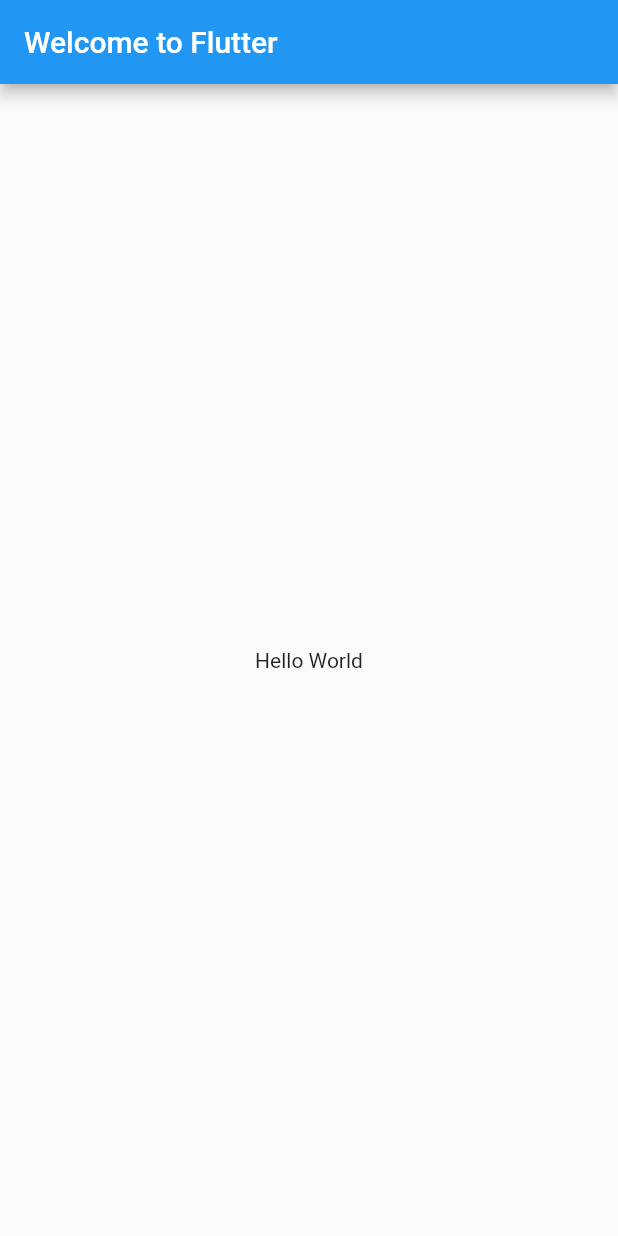
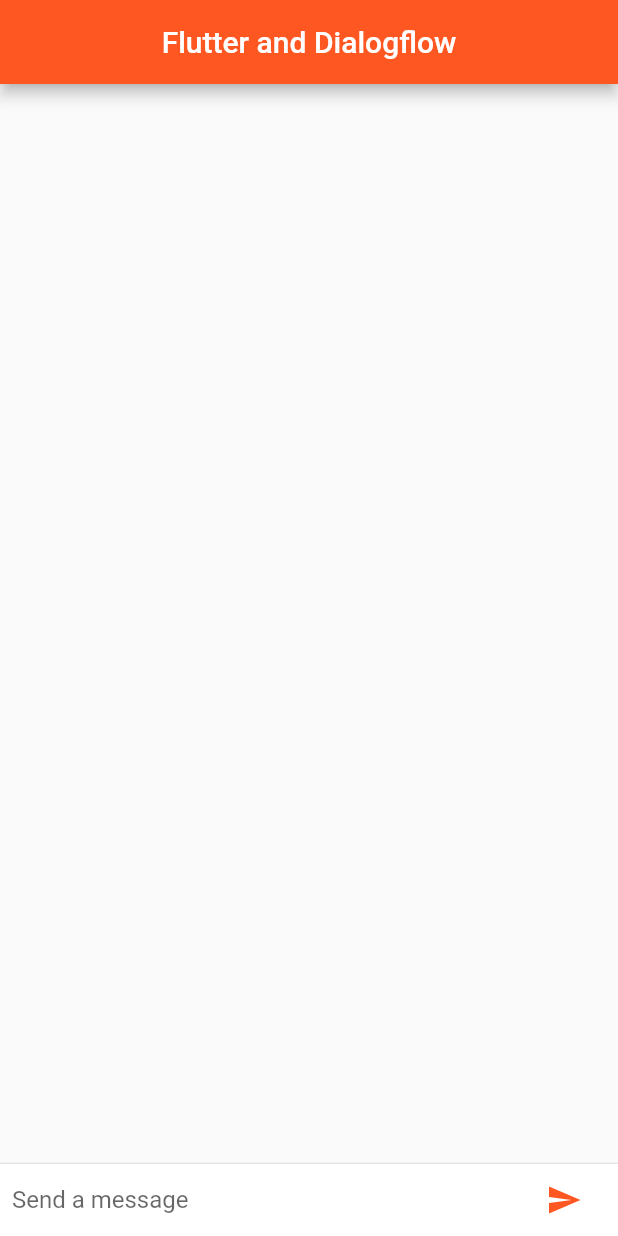
Before and after one commit to eli-lam/htn2020, a Flutter app: the screen it shows after launch, on a phone screen of 412 x 824 dp. Run offline on Flutter 3.47's test engine with Material 2 defaults, Android fonts, the phone set to English and light mode, and no system bars; missing offline and left inert: flutter_dialogflow.

Commit message:
Add functioning boilerplate chatbot code

```diff
--- a/lib/main.dart
+++ b/lib/main.dart
@@ -3,22 +3,183 @@
 // found in the LICENSE file.
 
 import 'package:flutter/material.dart';
+import 'package:flutter_dialogflow/dialogflow_v2.dart';
 
 void main() => runApp(MyApp());
 
 class MyApp extends StatelessWidget {
   @override
   Widget build(BuildContext context) {
-    return MaterialApp(
-      title: 'Welcome to Flutter',
-      home: Scaffold(
-        appBar: AppBar(
-          title: Text('Welcome to Flutter'),
-        ),
-        body: Center(
-          child: Text('Hello World'),
+    return new MaterialApp(
+      title: 'Example Dialogflow Flutter',
+      theme: new ThemeData(
+        primarySwatch: Colors.deepOrange,
+      ),
+      debugShowCheckedModeBanner: false,
+      home: new HomePageDialogflow(),
+    );
+  }
+}
+
+class HomePageDialogflow extends StatefulWidget {
+  HomePageDialogflow({Key key, this.title}) : super(key: key);
+
+  final String title;
+
+  @override
+  _HomePageDialogflow createState() => new _HomePageDialogflow();
+}
+
+class _HomePageDialogflow extends State<HomePageDialogflow> {
+  final List<ChatMessage> _messages = <ChatMessage>[];
+  final TextEditingController _textController = new TextEditingController();
+
+  Widget _buildTextComposer() {
+    return new IconTheme(
+      data: new IconThemeData(color: Theme.of(context).accentColor),
+      child: new Container(
+        margin: const EdgeInsets.symmetric(horizontal: 8.0),
+        child: new Row(
+          children: <Widget>[
+            new Flexible(
+              child: new TextField(
+                controller: _textController,
+                onSubmitted: _handleSubmitted,
+                decoration:
+                    new InputDecoration.collapsed(hintText: "Send a message"),
+              ),
+            ),
+            new Container(
+              margin: new EdgeInsets.symmetric(horizontal: 4.0),
+              child: new IconButton(
+                  icon: new Icon(Icons.send),
+                  onPressed: () => _handleSubmitted(_textController.text)),
+            ),
+          ],
         ),
       ),
     );
   }
+
+  void res(query) async {
+    _textController.clear();
+    AuthGoogle authGoogle =
+        await AuthGoogle(fileJson: "assets/credentials.json").build();
+    Dialogflow dialogflow =
+        Dialogflow(authGoogle: authGoogle, language: Language.english);
+    AIResponse response = await dialogflow.detectIntent(query);
+    ChatMessage message = new ChatMessage(
+      text: response.getMessage() ??
+          new CardDialogflow(response.getListMessage()[0]).title,
+      name: "Bot",
+      type: false,
+    );
+    setState(() {
+      _messages.insert(0, message);
+    });
+    print("got response");
+  }
+
+  void _handleSubmitted(String text) {
+    _textController.clear();
+    ChatMessage message = new ChatMessage(
+      text: text,
+      name: "Kailey",
+      type: true,
+    );
+    setState(() {
+      _messages.insert(0, message);
+    });
+    res(text);
+  }
+
+  @override
+  Widget build(BuildContext context) {
+    return new Scaffold(
+      appBar: new AppBar(
+        centerTitle: true,
+        title: new Text("Flutter and Dialogflow"),
+      ),
+      body: new Column(children: <Widget>[
+        new Flexible(
+            child: new ListView.builder(
+          padding: new EdgeInsets.all(8.0),
+          reverse: true,
+          itemBuilder: (_, int index) => _messages[index],
+          itemCount: _messages.length,
+        )),
+        new Divider(height: 1.0),
+        new Container(
+          decoration: new BoxDecoration(color: Theme.of(context).cardColor),
+          child: _buildTextComposer(),
+        ),
+      ]),
+    );
+  }
 }
+
+class ChatMessage extends StatelessWidget {
+  ChatMessage({this.text, this.name, this.type});
+
+  final String text;
+  final String name;
+  final bool type;
+
+  List<Widget> otherMessage(context) {
+    return <Widget>[
+      new Container(
+        margin: const EdgeInsets.only(right: 16.0),
+        child: new CircleAvatar(child: new Text('B')),
+      ),
+      new Expanded(
+        child: new Column(
+          crossAxisAlignment: CrossAxisAlignment.start,
+          children: <Widget>[
+            new Text(this.name,
+                style: new TextStyle(fontWeight: FontWeight.bold)),
+            new Container(
+              margin: const EdgeInsets.only(top: 5.0),
+              child: new Text(text),
+            ),
+          ],
+        ),
+      ),
+    ];
+  }
+
+  List<Widget> myMessage(context) {
+    return <Widget>[
+      new Expanded(
+        child: new Column(
+          crossAxisAlignment: CrossAxisAlignment.end,
+          children: <Widget>[
+            new Text(this.name, style: Theme.of(context).textTheme.subtitle1),
+            new Container(
+              margin: const EdgeInsets.only(top: 5.0),
+              child: new Text(text),
+            ),
+          ],
+        ),
+      ),
+      new Container(
+        margin: const EdgeInsets.only(left: 16.0),
+        child: new CircleAvatar(
+            child: new Text(
+          this.name[0],
+          style: new TextStyle(fontWeight: FontWeight.bold),
+        )),
+      ),
+    ];
+  }
+
+  @override
+  Widget build(BuildContext context) {
+    return new Container(
+      margin: const EdgeInsets.symmetric(vertical: 10.0),
+      child: new Row(
+        crossAxisAlignment: CrossAxisAlignment.start,
+        children: this.type ? myMessage(context) : otherMessage(context),
+      ),
+    );
+  }
+}
--- a/pubspec.yaml
+++ b/pubspec.yaml
@@ -23,6 +23,7 @@ environment:
 dependencies:
   flutter:
     sdk: flutter
+  flutter_dialogflow: ^0.1.0
 
 
   # The following adds the Cupertino Icons font to your application.
@@ -43,6 +44,10 @@ flutter:
   # included with your application, so that you can use the icons in
   # the material Icons class.
   uses-material-design: true
+
+  assets:
+    - assets/credentials.json
+
 
   # To add assets to your application, add an assets section, like this:
   # assets:
```
Also changed, not shown: assets/credentials.json (added, +12 -0 lines).
